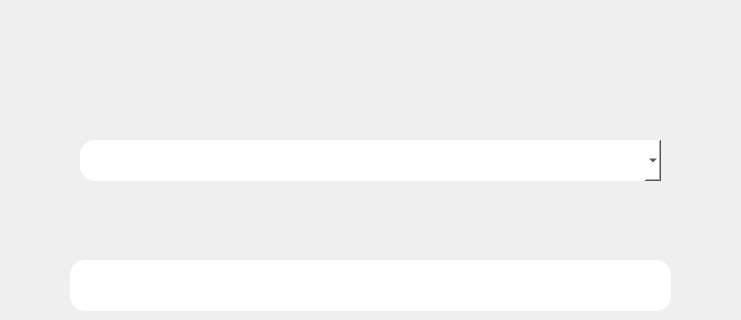
The window that setprerequisites.ui (0Abdalla0/courseRegistration) describes before a commit, drawn with Qt 5; both pictures show x 350 to 1091 and y 130 to 450 of the 1244 by 609 pixel window.
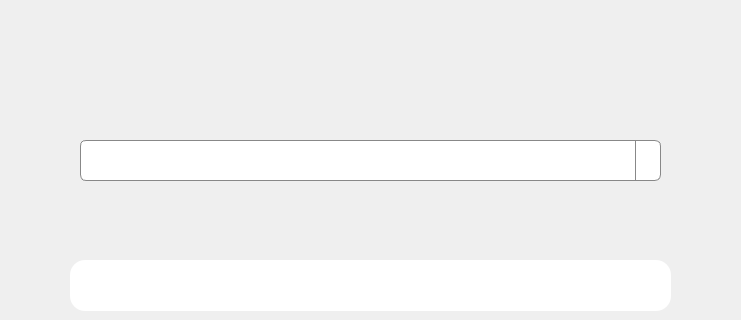
The same window after the commit. Icons and pictures are not drawn.

Diff of the .ui file:
```diff
--- a/setprerequisites.ui
+++ b/setprerequisites.ui
@@ -80,11 +80,35 @@
     </rect>
    </property>
    <property name="styleSheet">
-    <string notr="true">background-color: rgb(255, 255, 255);
-font: 18pt &quot;Segoe UI&quot;;
-border:none;
-border-radius:15%;
-color:black;</string>
+    <string notr="true">QComboBox {
+    border: 1px solid #888;       /* light gray border */
+    border-radius: 6px;           /* rounded corners */
+    padding: 4px 30px 4px 8px;    /* top/right/bottom/left */
+    font-size: 14px;              /* larger text */
+    background-color: #fff;       /* white background */
+}
+
+QComboBox::drop-down {
+    subcontrol-origin: padding;
+    subcontrol-position: top right;
+    width: 24px;
+    border-left: 1px solid #888;
+}
+
+QComboBox::down-arrow {
+    image: url(:/icons/arrow-down.svg);  /* your own icon */
+    width: 12px;
+    height: 12px;
+}
+
+QComboBox QAbstractItemView {
+    border: 1px solid #888;
+    selection-background-color: #007ACC;  /* blue highlight */
+    selection-color: white;
+    padding: 2px;
+    outline: none;
+}
+</string>
    </property>
   </widget>
  </widget>
```
